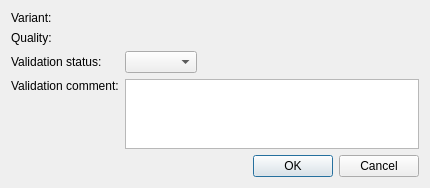
This is src/GSvar/ValidationDialog.ui in imgag/ngs-bits as Qt 5 draws it before an edit. The edited form follows.
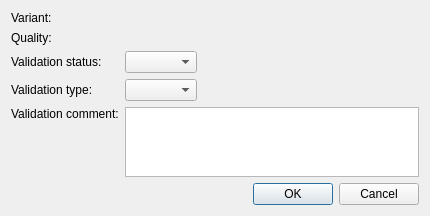
This is the edited form.

Commit message: NGSD: added 'type' column to variant_validation table.

```diff
--- a/src/GSvar/ValidationDialog.ui
+++ b/src/GSvar/ValidationDialog.ui
@@ -7,14 +7,14 @@
     <x>0</x>
     <y>0</y>
     <width>430</width>
-    <height>170</height>
+    <height>182</height>
    </rect>
   </property>
   <property name="windowTitle">
    <string>Set validation status</string>
   </property>
   <layout class="QGridLayout" name="gridLayout">
-   <item row="4" column="0" colspan="3">
+   <item row="5" column="0" colspan="3">
     <widget class="QDialogButtonBox" name="buttons">
      <property name="orientation">
       <enum>Qt::Horizontal</enum>
@@ -24,17 +24,6 @@
      </property>
     </widget>
    </item>
-   <item row="3" column="1" colspan="2">
-    <widget class="QTextEdit" name="comment">
-     <property name="html">
-      <string>&lt;!DOCTYPE HTML PUBLIC &quot;-//W3C//DTD HTML 4.0//EN&quot; &quot;http://www.w3.org/TR/REC-html40/strict.dtd&quot;&gt;
-&lt;html&gt;&lt;head&gt;&lt;meta name=&quot;qrichtext&quot; content=&quot;1&quot; /&gt;&lt;style type=&quot;text/css&quot;&gt;
-p, li { white-space: pre-wrap; }
-&lt;/style&gt;&lt;/head&gt;&lt;body style=&quot; font-family:'MS Shell Dlg 2'; font-size:8.25pt; font-weight:400; font-style:normal;&quot;&gt;
-&lt;p style=&quot;-qt-paragraph-type:empty; margin-top:0px; margin-bottom:0px; margin-left:0px; margin-right:0px; -qt-block-indent:0; text-indent:0px; font-size:8pt;&quot;&gt;&lt;br /&gt;&lt;/p&gt;&lt;/body&gt;&lt;/html&gt;</string>
-     </property>
-    </widget>
-   </item>
    <item row="2" column="2">
     <spacer name="horizontalSpacer">
      <property name="orientation">
@@ -48,7 +37,18 @@
      </property>
     </spacer>
    </item>
-   <item row="3" column="0">
+   <item row="4" column="1" colspan="2">
+    <widget class="QTextEdit" name="comment">
+     <property name="html">
+      <string>&lt;!DOCTYPE HTML PUBLIC &quot;-//W3C//DTD HTML 4.0//EN&quot; &quot;http://www.w3.org/TR/REC-html40/strict.dtd&quot;&gt;
+&lt;html&gt;&lt;head&gt;&lt;meta name=&quot;qrichtext&quot; content=&quot;1&quot; /&gt;&lt;style type=&quot;text/css&quot;&gt;
+p, li { white-space: pre-wrap; }
+&lt;/style&gt;&lt;/head&gt;&lt;body style=&quot; font-family:'MS Shell Dlg 2'; font-size:8.25pt; font-weight:400; font-style:normal;&quot;&gt;
+&lt;p style=&quot;-qt-paragraph-type:empty; margin-top:0px; margin-bottom:0px; margin-left:0px; margin-right:0px; -qt-block-indent:0; text-indent:0px; font-size:8pt;&quot;&gt;&lt;br /&gt;&lt;/p&gt;&lt;/body&gt;&lt;/html&gt;</string>
+     </property>
+    </widget>
+   </item>
+   <item row="4" column="0">
     <widget class="QLabel" name="label_2">
      <property name="text">
       <string>&lt;html&gt;&lt;head/&gt;&lt;body&gt;&lt;p&gt;Validation comment:&lt;/p&gt;&lt;/body&gt;&lt;/html&gt;</string>
@@ -82,20 +82,30 @@
      </property>
     </widget>
    </item>
-   <item row="0" column="1">
-    <widget class="QLabel" name="variant">
+   <item row="3" column="0">
+    <widget class="QLabel" name="label_5">
      <property name="text">
-      <string/>
+      <string>Validation type:</string>
      </property>
     </widget>
    </item>
-   <item row="1" column="1">
+   <item row="3" column="1">
+    <widget class="QComboBox" name="type"/>
+   </item>
+   <item row="1" column="1" colspan="2">
     <widget class="QLabel" name="quality">
      <property name="text">
       <string/>
      </property>
     </widget>
    </item>
+   <item row="0" column="1" colspan="2">
+    <widget class="QLabel" name="variant">
+     <property name="text">
+      <string/>
+     </property>
+    </widget>
+   </item>
   </layout>
  </widget>
  <resources/>
```
Left out of the diff: 14 changed lines with no effect on the pictures. The commit also changes 5 other files.
